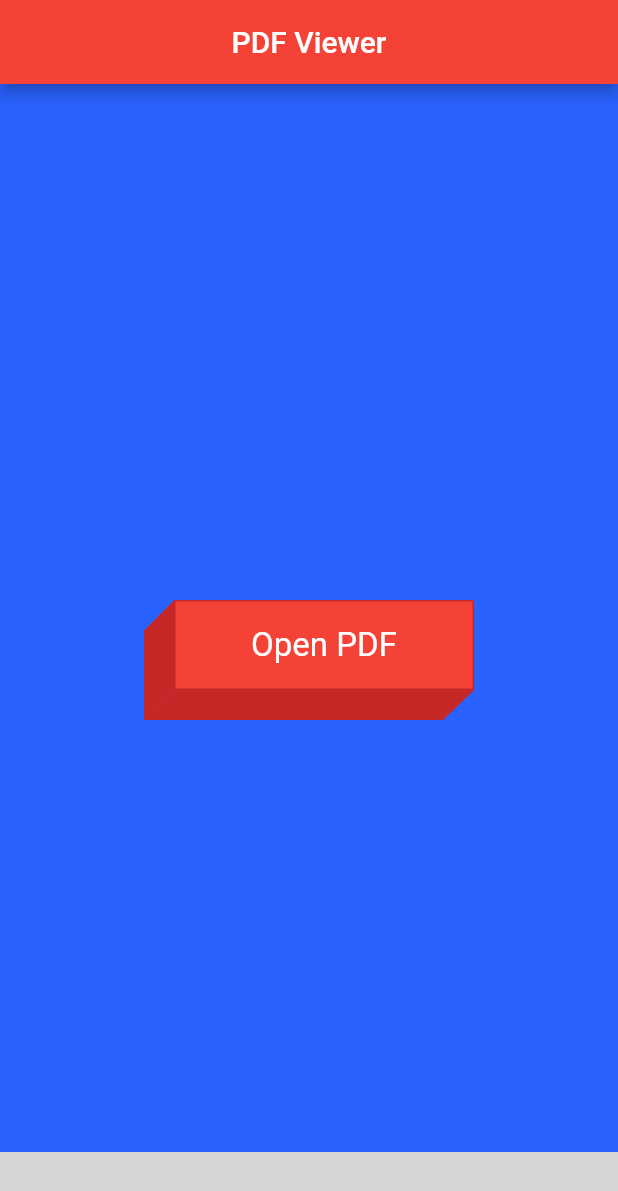
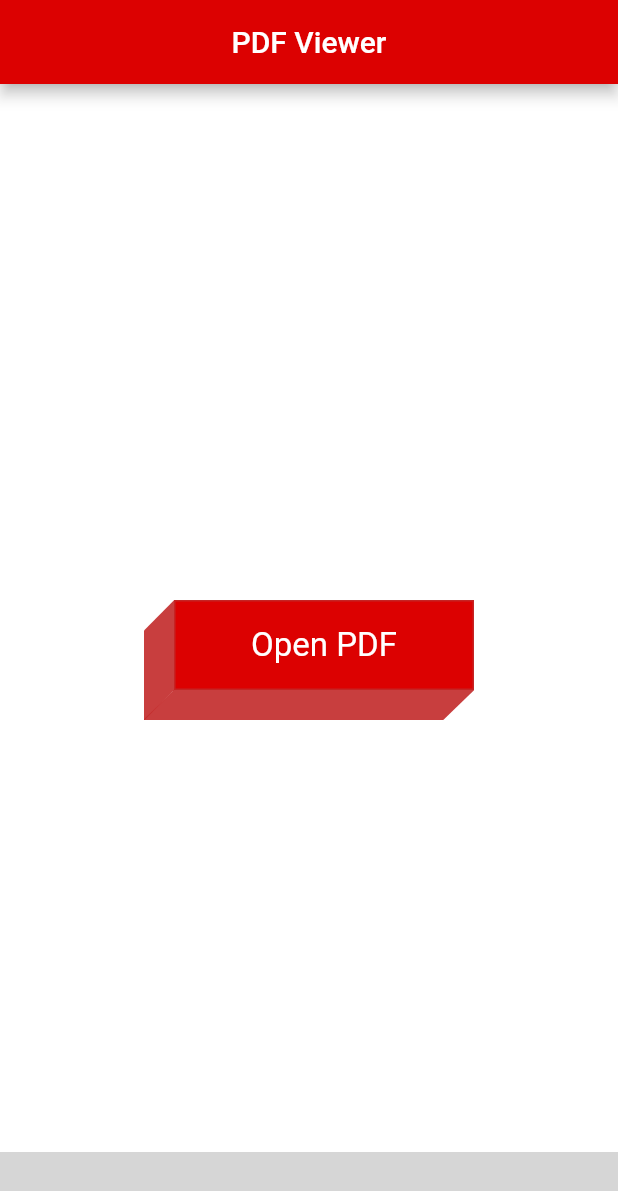
Before and after one commit to SanDavis/pdf-viewer, a Flutter app: the screen it shows after launch, on a phone screen of 412 x 824 dp. Shown: the top 1191 px of the screen. Run offline on Flutter 3.47's test engine with Material 2 defaults, Android fonts, the phone set to English and light mode, and no system bars; missing offline and left inert: admob_flutter, flutter_document_picker, flutter_full_pdf_viewer; grey boxes are pictures that could not be loaded.

Commit message:
Establecidos los colores de la app

```diff
--- a/lib/main.dart
+++ b/lib/main.dart
@@ -27,7 +27,19 @@ class MyApp extends StatelessWidget {
         // or simply save your changes to "hot reload" in a Flutter IDE).
         // Notice that the counter didn't reset back to zero; the application
         // is not restarted.
-        primarySwatch: Colors.red,
+        primarySwatch: MaterialColor(0xFFDC0101, {
+          50: Color.fromRGBO(4, 131, 184, .1),
+          100: Color.fromRGBO(4, 131, 184, .2),
+          200: Color.fromRGBO(4, 131, 184, .3),
+          300: Color.fromRGBO(4, 131, 184, .4),
+          400: Color.fromRGBO(4, 131, 184, .5),
+          500: Color.fromRGBO(4, 131, 184, .6),
+          600: Color.fromRGBO(4, 131, 184, .7),
+          700: Color.fromRGBO(4, 131, 184, .8),
+          800: Color.fromRGBO(4, 131, 184, .9),
+          900: Color.fromRGBO(4, 131, 184, 1),
+        }),
+        // accentColor: Colors.white,
         // This makes the visual density adapt to the platform that you run
         // the app on. For desktop platforms, the controls will be smaller and
         // closer together (more dense) than on mobile platforms.
--- a/lib/src/pages/home_page.dart
+++ b/lib/src/pages/home_page.dart
@@ -42,7 +42,8 @@ class _HomePageState extends State<HomePage> {
         ),
       ),
       bottomSheet: _admobBanner,
-      backgroundColor: Colors.blueAccent[700],
+      // backgroundColor: Theme.of(context).accentColor,
+      backgroundColor: Colors.white,
     );
   }
 
--- a/lib/src/widgets/clicky_button.dart
+++ b/lib/src/widgets/clicky_button.dart
@@ -10,7 +10,18 @@ class ClickyButton extends StatefulWidget {
   const ClickyButton({
     Key key,
     @required this.child,
-    this.color = Colors.red,
+    this.color = const MaterialColor(0xFFDC0101, {
+      50: Color.fromRGBO(4, 131, 184, .1),
+      100: Color.fromRGBO(4, 131, 184, .2),
+      200: Color.fromRGBO(4, 131, 184, .3),
+      300: Color.fromRGBO(4, 131, 184, .4),
+      400: Color.fromRGBO(4, 131, 184, .5),
+      500: Color.fromRGBO(4, 131, 184, .6),
+      600: Color.fromRGBO(4, 131, 184, .7),
+      700: Color.fromRGBO(4, 131, 184, .8),
+      800: Color.fromRGBO(194, 40, 40, .9),
+      900: Color.fromRGBO(4, 131, 184, 1),
+    }),
     @required this.onPressed,
   })  : assert(onPressed != null),
         assert(child != null),
```
Also changed, not shown: assets/icon/icon.png, 20 other files.
